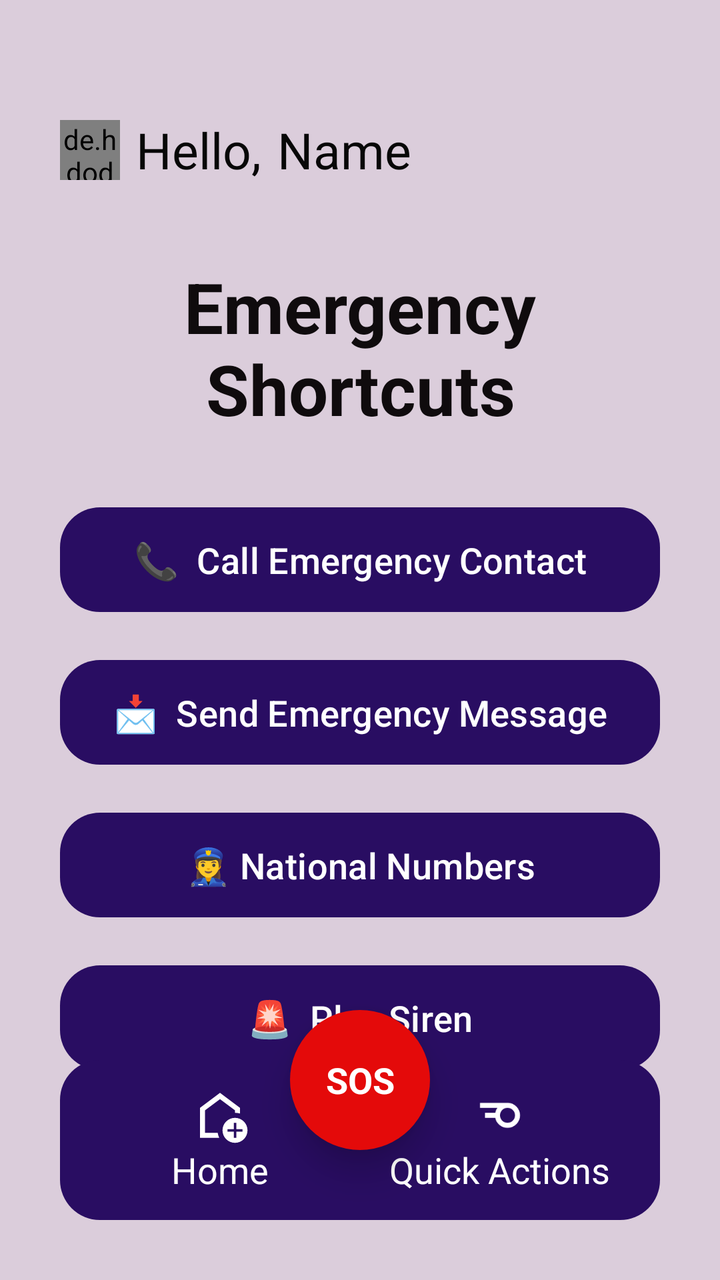
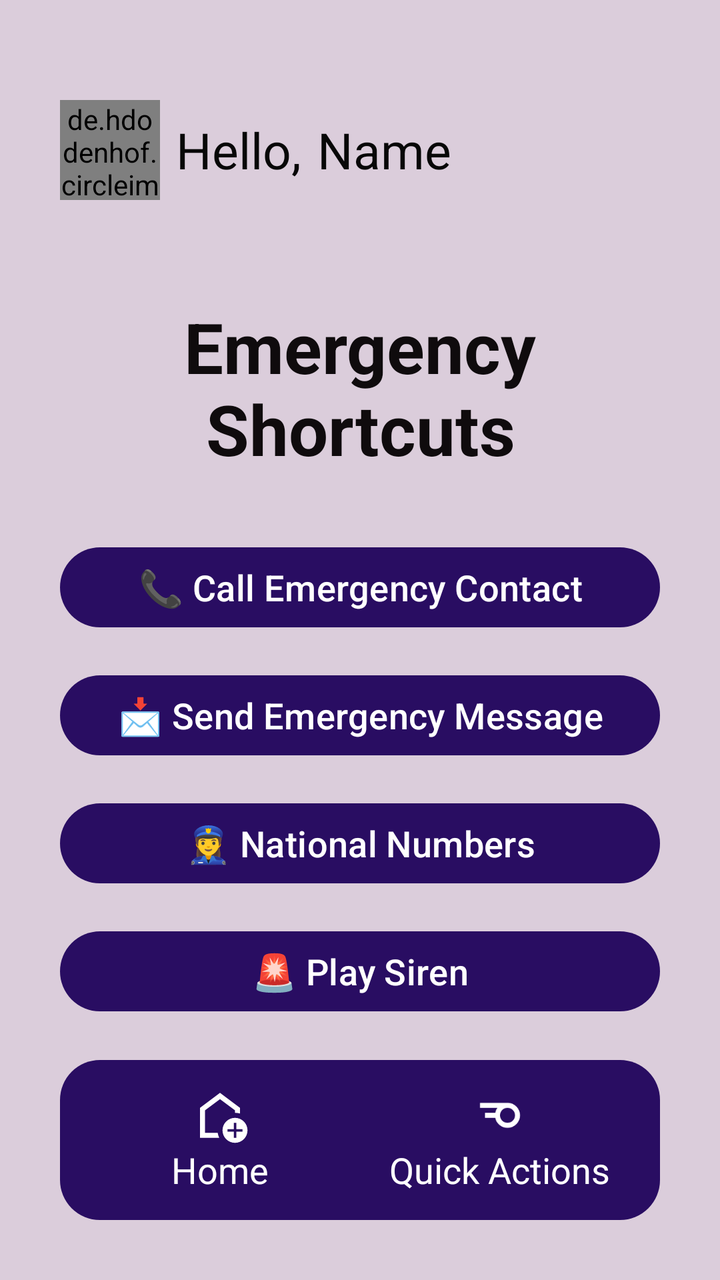

Compare the two renders of this Android layout. The source of the first and the diff that turns it into the second are given below.
<!-- AndroidManifest.xml: application theme Theme.EmergencySOS -->
<!-- res/layout/activity_shortcut.xml -->
<?xml version="1.0" encoding="utf-8"?>
<androidx.constraintlayout.widget.ConstraintLayout xmlns:android="http://schemas.android.com/apk/res/android"
    xmlns:app="http://schemas.android.com/apk/res-auto"
    xmlns:tools="http://schemas.android.com/tools"
    android:layout_width="match_parent"
    android:layout_height="match_parent"
    app:layout_gravity="center"
    android:background="#DBCDDB"
    android:padding="30dp">

    
    <LinearLayout
        android:id="@+id/profile_section"
        android:layout_width="0dp"
        android:layout_height="wrap_content"
        android:orientation="horizontal"
        android:gravity="center_vertical"
        app:layout_constraintTop_toTopOf="parent"
        app:layout_constraintStart_toStartOf="parent"
        app:layout_constraintEnd_toEndOf="parent"
        android:layout_marginTop="20dp">

        <de.hdodenhof.circleimageview.CircleImageView
            android:id="@+id/profileimage"
            android:layout_width="30dp"
            android:layout_height="30dp"
            android:layout_marginTop="10dp"
            android:src="@drawable/user"
            android:clickable="true"
            android:layout_marginBottom="10dp"
            android:background="@drawable/circle_bg"
            android:focusable="true"/>

        <TextView
            android:id="@+id/hello"
            android:layout_width="wrap_content"
            android:layout_height="wrap_content"
            android:text="Hello,"
            android:textColor="#070707"
            android:textSize="25sp"
            android:layout_marginStart="8dp"/>

        <TextView
            android:id="@+id/user_name"
            android:layout_width="wrap_content"
            android:layout_height="wrap_content"
            android:text="Name"
            android:textColor="#070707"
            android:textSize="25sp"
            android:layout_marginStart="8dp"/>
    </LinearLayout>


    

    <LinearLayout
        android:layout_width="match_parent"
        android:layout_height="wrap_content"
        android:gravity="center"
        android:orientation="vertical"
        tools:ignore="MissingConstraints">

        
        <TextView
            android:id="@+id/text_title"
            android:layout_width="wrap_content"
            android:layout_height="wrap_content"
            android:layout_marginTop="100dp"
            android:layout_marginBottom="32dp"
            android:gravity="center"
            android:text="Emergency Shortcuts"
            android:textColor="#0F0B0D"
            android:textSize="35sp"
            android:textStyle="bold" />

        
        <Button
            android:id="@+id/btn_call"
            android:layout_width="match_parent"
            android:layout_height="wrap_content"
            android:layout_marginBottom="16dp"
            android:gravity="center"
            android:paddingVertical="14dp"
            android:text="📞  Call Emergency Contact"
            android:textAllCaps="false"
            android:textColor="#FFFFFF"
            android:textSize="18sp"
            app:backgroundTint="#290D62"
            app:cornerRadius="20dp"
            app:elevation="6dp"
            app:iconGravity="textStart"
            app:iconPadding="12dp" />

        <com.google.android.material.button.MaterialButton
            android:id="@+id/btn_msg"
            android:layout_width="match_parent"
            android:layout_height="wrap_content"
            android:layout_marginBottom="16dp"
            android:gravity="center"
            android:paddingVertical="14dp"
            android:text="📩  Send Emergency Message"
            android:textAllCaps="false"
            android:textColor="#FFFFFF"
            android:textSize="18sp"
            app:backgroundTint="#290D62"
            app:cornerRadius="20dp"
            app:elevation="6dp"
            app:iconGravity="textStart"
            app:iconPadding="12dp" />

        <com.google.android.material.button.MaterialButton
            android:id="@+id/national_number"
            android:layout_width="match_parent"
            android:layout_height="wrap_content"
            android:layout_marginBottom="16dp"
            android:gravity="center"
            android:paddingVertical="14dp"
            android:text="👮‍♀️ National Numbers"
            android:textAllCaps="false"
            android:textColor="#FFFFFF"
            android:textSize="18sp"
            app:backgroundTint="#290D62"
            app:cornerRadius="20dp"
            app:elevation="6dp"
            app:iconGravity="textStart"
            app:iconPadding="12dp" />

        <com.google.android.material.button.MaterialButton
            android:id="@+id/btn_siren"
            android:layout_width="match_parent"
            android:layout_height="wrap_content"
            android:layout_gravity="center"
            android:layout_marginBottom="16dp"
            android:gravity="center"
            android:paddingVertical="14dp"
            android:text="🚨  Play Siren"
            android:textAllCaps="false"
            android:textColor="#FFFFFF"
            android:textSize="18sp"
            app:backgroundTint="#290D62"
            app:cornerRadius="20dp"
            app:elevation="6dp"
            app:iconGravity="textStart"
            app:iconPadding="12dp" />


    </LinearLayout>

    <LinearLayout
        android:id="@+id/bottom_nav"
        android:layout_width="0dp"
        android:layout_height="80dp"
        android:background="@drawable/rounded_bg2"
        android:orientation="horizontal"
        android:gravity="center"
        android:layout_marginTop="20dp"
        android:padding="10dp"
        app:layout_constraintBottom_toBottomOf="parent"
        app:layout_constraintStart_toStartOf="parent"
        app:layout_constraintEnd_toEndOf="parent">

        <LinearLayout
            android:id="@+id/nav_home"
            android:layout_width="0dp"
            android:layout_height="match_parent"
            android:layout_weight="1"
            android:orientation="vertical"
            android:gravity="center">

            <ImageView
                android:layout_width="50dp"
                android:layout_height="30dp"
                android:src="@drawable/outline_add_home_24"
                app:tint="#FFFFFF"
                tools:ignore="DuplicateIds" />

            <TextView
                android:layout_width="wrap_content"
                android:layout_height="wrap_content"
                android:text="Home"
                android:id="@+id/home"
                android:textColor="#FFFFFF"
                android:textSize="18sp" />
        </LinearLayout>

        <LinearLayout
            android:id="@+id/nav_shortcut"
            android:layout_width="0dp"
            android:layout_height="match_parent"
            android:layout_weight="1"
            android:orientation="vertical"
            android:gravity="center">

            <ImageView
                android:layout_width="50dp"
                android:layout_height="30dp"
                android:id="@+id/viewaudiorecording"
                android:src="@drawable/outline_blur_short_24"
                app:tint="#FFFFFF" />

            <TextView
                android:layout_width="wrap_content"
                android:layout_height="wrap_content"
                android:text="Quick Actions"
                android:id="@+id/shortcut"
                android:textColor="#FFFFFF"
                android:textSize="18sp" />
        </LinearLayout>
    </LinearLayout>

    
    <FrameLayout
        android:layout_width="70dp"
        android:layout_height="70dp"
        android:layout_marginBottom="35dp"
        android:background="@drawable/button_bg"
        android:elevation="10dp"
        app:layout_constraintBottom_toBottomOf="parent"
        app:layout_constraintStart_toStartOf="parent"
        app:layout_constraintEnd_toEndOf="parent">

        <TextView
            android:id="@+id/sosbutton"
            android:layout_width="match_parent"
            android:layout_height="match_parent"
            android:text="SOS"
            android:textColor="#FFFFFF"
            android:gravity="center"
            android:textStyle="bold"
            android:textSize="18sp"
            tools:ignore="DuplicateIds" />
    </FrameLayout>

</androidx.constraintlayout.widget.ConstraintLayout>
<!-- resources referenced by this layout -->
<resources>
  <!-- drawable button_bg (drawable) -->
  <?xml version="1.0" encoding="utf-8"?>
  <shape xmlns:android="http://schemas.android.com/apk/res/android">
  
      <solid
          android:color="#E40A0A"
          />
      <corners
          android:radius="300dp"/>
  
  </shape>
  <!-- drawable circle_bg (drawable) -->
  <shape xmlns:android="http://schemas.android.com/apk/res/android"
      android:shape="oval">
      <solid android:color="#B48BFF"/>
  </shape>
  <!-- drawable outline_add_home_24 (drawable) -->
  <vector xmlns:android="http://schemas.android.com/apk/res/android" android:height="24dp" android:tint="#FCFAFA" android:viewportHeight="24" android:viewportWidth="24" android:width="24dp">
        
      <path android:fillColor="@android:color/white" android:pathData="M12,5.5l6,4.5v1c0.7,0 1.37,0.1 2,0.29V9l-8,-6L4,9v12h7.68c-0.3,-0.62 -0.5,-1.29 -0.6,-2H6v-9L12,5.5z"/>
        
      <path android:fillColor="@android:color/white" android:pathData="M18,13c-2.76,0 -5,2.24 -5,5s2.24,5 5,5s5,-2.24 5,-5S20.76,13 18,13zM21,18.5h-2.5V21h-1v-2.5H15v-1h2.5V15h1v2.5H21V18.5z"/>
      
  </vector>
  <!-- drawable outline_blur_short_24 (drawable) -->
  <vector xmlns:android="http://schemas.android.com/apk/res/android" android:height="24dp" android:tint="#FFFFFF" android:viewportHeight="960" android:viewportWidth="960" android:width="24dp">
        
      <path android:fillColor="@android:color/white" android:pathData="M600,600Q650,600 685,565Q720,530 720,480Q720,430 685,395Q650,360 600,360Q550,360 515,395Q480,430 480,480Q480,530 515,565Q550,600 600,600ZM600,680Q528,680 473,635Q418,590 404,520L240,520L240,440L404,440Q409,418 417.5,397.5Q426,377 440,360L160,360L160,280L600,280Q683,280 741.5,338.5Q800,397 800,480Q800,563 741.5,621.5Q683,680 600,680Z"/>
      
  </vector>
  <!-- drawable rounded_bg2 (drawable) -->
  <shape xmlns:android="http://schemas.android.com/apk/res/android"
      android:shape="rectangle">
      <solid android:color="#290D62" />
      <corners android:radius="20dp" />
  </shape>
  <!-- drawable user: png bitmap (drawable, 369 bytes) -->
  <style name="Theme.EmergencySOS" parent="Base.Theme.EmergencySOS" />
  <style name="Base.Theme.EmergencySOS" parent="Theme.Material3.DayNight.NoActionBar">
          
          
      </style>
</resources>

<!-- the commit's change to res/layout/activity_shortcut.xml (unified diff, before → after) -->
@@ -1,10 +1,10 @@
 <?xml version="1.0" encoding="utf-8"?>
-<androidx.constraintlayout.widget.ConstraintLayout xmlns:android="http://schemas.android.com/apk/res/android"
+<androidx.constraintlayout.widget.ConstraintLayout
+    xmlns:android="http://schemas.android.com/apk/res/android"
     xmlns:app="http://schemas.android.com/apk/res-auto"
     xmlns:tools="http://schemas.android.com/tools"
     android:layout_width="match_parent"
     android:layout_height="match_parent"
-    app:layout_gravity="center"
     android:background="#DBCDDB"
     android:padding="30dp">
 
@@ -22,12 +22,10 @@
 
         <de.hdodenhof.circleimageview.CircleImageView
             android:id="@+id/profileimage"
-            android:layout_width="30dp"
-            android:layout_height="30dp"
-            android:layout_marginTop="10dp"
+            android:layout_width="50dp"
+            android:layout_height="50dp"
             android:src="@drawable/user"
             android:clickable="true"
-            android:layout_marginBottom="10dp"
             android:background="@drawable/circle_bg"
             android:focusable="true"/>
 
@@ -50,102 +48,90 @@
             android:layout_marginStart="8dp"/>
     </LinearLayout>
 
+    
+    <TextView
+        android:id="@+id/text_title"
+        android:layout_width="wrap_content"
+        android:layout_height="wrap_content"
+        android:text="Emergency Shortcuts"
+        android:textColor="#0F0B0D"
+        android:textSize="35sp"
+        android:textStyle="bold"
+        android:gravity="center"
+        app:layout_constraintTop_toBottomOf="@id/profile_section"
+        app:layout_constraintStart_toStartOf="parent"
+        app:layout_constraintEnd_toEndOf="parent"
+        android:layout_marginTop="50dp"/>
 
     
+    <LinearLayout
+        android:id="@+id/emergency_buttons"
+        android:layout_width="0dp"
+        android:layout_height="wrap_content"
+        android:orientation="vertical"
+        android:gravity="center"
+        android:layout_marginTop="32dp"
+        app:layout_constraintTop_toBottomOf="@id/text_title"
+        app:layout_constraintStart_toStartOf="parent"
+        app:layout_constraintEnd_toEndOf="parent">
 
-    <LinearLayout
-        android:layout_width="match_parent"
-        android:layout_height="wrap_content"
-        android:gravity="center"
-        android:orientation="vertical"
-        tools:ignore="MissingConstraints">
-
-        
-        <TextView
-            android:id="@+id/text_title"
-            android:layout_width="wrap_content"
-            android:layout_height="wrap_content"
-            android:layout_marginTop="100dp"
-            android:layout_marginBottom="32dp"
-            android:gravity="center"
-            android:text="Emergency Shortcuts"
-            android:textColor="#0F0B0D"
-            android:textSize="35sp"
-            android:textStyle="bold" />
-
-        
         <Button
             android:id="@+id/btn_call"
             android:layout_width="match_parent"
             android:layout_height="wrap_content"
             android:layout_marginBottom="16dp"
-            android:gravity="center"
-            android:paddingVertical="14dp"
-            android:text="📞  Call Emergency Contact"
+            android:text="📞 Call Emergency Contact"
             android:textAllCaps="false"
             android:textColor="#FFFFFF"
             android:textSize="18sp"
+            android:gravity="center"
             app:backgroundTint="#290D62"
             app:cornerRadius="20dp"
-            app:elevation="6dp"
-            app:iconGravity="textStart"
-            app:iconPadding="12dp" />
+            app:elevation="6dp"/>
 
         <com.google.android.material.button.MaterialButton
             android:id="@+id/btn_msg"
             android:layout_width="match_parent"
             android:layout_height="wrap_content"
             android:layout_marginBottom="16dp"
-            android:gravity="center"
-            android:paddingVertical="14dp"
-            android:text="📩  Send Emergency Message"
+            android:text="📩 Send Emergency Message"
             android:textAllCaps="false"
             android:textColor="#FFFFFF"
             android:textSize="18sp"
+            android:gravity="center"
             app:backgroundTint="#290D62"
             app:cornerRadius="20dp"
-            app:elevation="6dp"
-            app:iconGravity="textStart"
-            app:iconPadding="12dp" />
+            app:elevation="6dp"/>
 
         <com.google.android.material.button.MaterialButton
             android:id="@+id/national_number"
             android:layout_width="match_parent"
             android:layout_height="wrap_content"
             android:layout_marginBottom="16dp"
-            android:gravity="center"
-            android:paddingVertical="14dp"
             android:text="👮‍♀️ National Numbers"
             android:textAllCaps="false"
             android:textColor="#FFFFFF"
             android:textSize="18sp"
+            android:gravity="center"
             app:backgroundTint="#290D62"
             app:cornerRadius="20dp"
-            app:elevation="6dp"
-            app:iconGravity="textStart"
-            app:iconPadding="12dp" />
+            app:elevation="6dp"/>
 
         <com.google.android.material.button.MaterialButton
             android:id="@+id/btn_siren"
             android:layout_width="match_parent"
             android:layout_height="wrap_content"
-            android:layout_gravity="center"
-            android:layout_marginBottom="16dp"
-            android:gravity="center"
-            android:paddingVertical="14dp"
-            android:text="🚨  Play Siren"
+            android:text="🚨 Play Siren"
             android:textAllCaps="false"
             android:textColor="#FFFFFF"
             android:textSize="18sp"
+            android:gravity="center"
             app:backgroundTint="#290D62"
             app:cornerRadius="20dp"
-            app:elevation="6dp"
-            app:iconGravity="textStart"
-            app:iconPadding="12dp" />
-
-
+            app:elevation="6dp"/>
     </LinearLayout>
 
+    
     <LinearLayout
         android:id="@+id/bottom_nav"
         android:layout_width="0dp"
@@ -153,7 +139,6 @@
         android:background="@drawable/rounded_bg2"
         android:orientation="horizontal"
         android:gravity="center"
-        android:layout_marginTop="20dp"
         android:padding="10dp"
         app:layout_constraintBottom_toBottomOf="parent"
         app:layout_constraintStart_toStartOf="parent"
@@ -171,16 +156,15 @@
                 android:layout_width="50dp"
                 android:layout_height="30dp"
                 android:src="@drawable/outline_add_home_24"
-                app:tint="#FFFFFF"
-                tools:ignore="DuplicateIds" />
+                app:tint="#FFFFFF"/>
 
             <TextView
+                android:id="@+id/home"
                 android:layout_width="wrap_content"
                 android:layout_height="wrap_content"
                 android:text="Home"
-                android:id="@+id/home"
                 android:textColor="#FFFFFF"
-                android:textSize="18sp" />
+                android:textSize="18sp"/>
         </LinearLayout>
 
         <LinearLayout
@@ -194,41 +178,18 @@
             <ImageView
                 android:layout_width="50dp"
                 android:layout_height="30dp"
-                android:id="@+id/viewaudiorecording"
                 android:src="@drawable/outline_blur_short_24"
-                app:tint="#FFFFFF" />
+                app:tint="#FFFFFF"/>
 
             <TextView
+                android:id="@+id/shortcut"
                 android:layout_width="wrap_content"
                 android:layout_height="wrap_content"
                 android:text="Quick Actions"
-                android:id="@+id/shortcut"
                 android:textColor="#FFFFFF"
-                android:textSize="18sp" />
+                android:textSize="18sp"/>
         </LinearLayout>
     </LinearLayout>
 
-    
-    <FrameLayout
-        android:layout_width="70dp"
-        android:layout_height="70dp"
-        android:layout_marginBottom="35dp"
-        android:background="@drawable/button_bg"
-        android:elevation="10dp"
-        app:layout_constraintBottom_toBottomOf="parent"
-        app:layout_constraintStart_toStartOf="parent"
-        app:layout_constraintEnd_toEndOf="parent">
-
-        <TextView
-            android:id="@+id/sosbutton"
-            android:layout_width="match_parent"
-            android:layout_height="match_parent"
-            android:text="SOS"
-            android:textColor="#FFFFFF"
-            android:gravity="center"
-            android:textStyle="bold"
-            android:textSize="18sp"
-            tools:ignore="DuplicateIds" />
-    </FrameLayout>
 
 </androidx.constraintlayout.widget.ConstraintLayout>
<!-- resource entries referenced after the edit -->
@@ -1,16 +1,5 @@
 <!-- resources referenced by this layout -->
 <resources>
-  <!-- drawable button_bg (drawable) -->
-  <?xml version="1.0" encoding="utf-8"?>
-  <shape xmlns:android="http://schemas.android.com/apk/res/android">
-  
-      <solid
-          android:color="#E40A0A"
-          />
-      <corners
-          android:radius="300dp"/>
-  
-  </shape>
   <!-- drawable circle_bg (drawable) -->
   <shape xmlns:android="http://schemas.android.com/apk/res/android"
       android:shape="oval">
